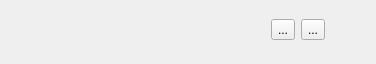
This is src/widgets/ui/playeroverlay.ui in KDE/ring-kde as Qt 5 draws it before an edit. The edited form follows.
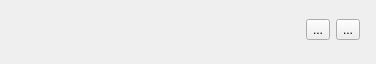
This is the edited form. Custom widgets are drawn as their Qt base class.

Commit message: [ #26313 ] Make recording player widget nicer

Diff of the .ui file:
```diff
--- a/src/widgets/ui/playeroverlay.ui
+++ b/src/widgets/ui/playeroverlay.ui
@@ -45,7 +45,7 @@
           </property>
           <property name="sizeHint" stdset="0">
            <size>
-            <width>40</width>
+            <width>5</width>
             <height>20</height>
            </size>
           </property>
@@ -73,6 +73,9 @@
         </item>
         <item row="1" column="1">
          <widget class="QToolButton" name="m_pPlay">
+          <property name="styleSheet">
+           <string notr="true"/>
+          </property>
           <property name="text">
            <string>...</string>
           </property>
```
The commit also changes 1 other file.
